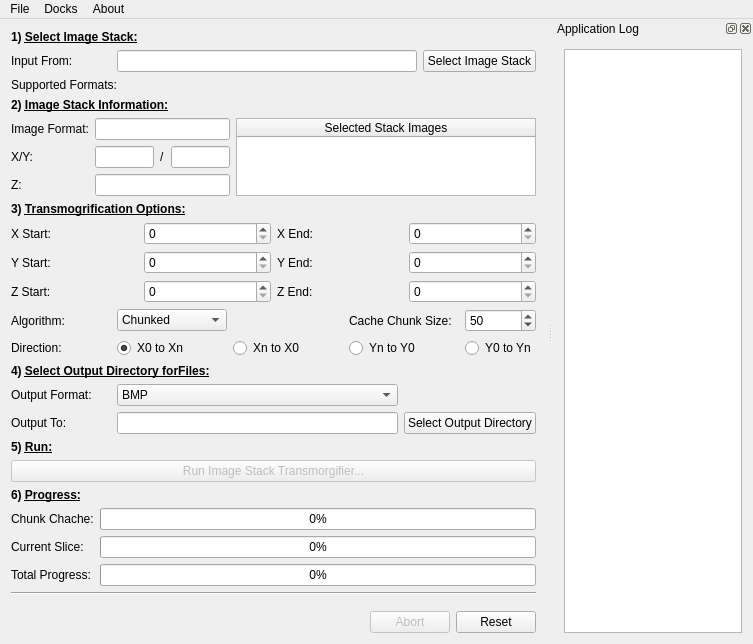
This is Source/mainwindow.ui in alanspencer/ImageStackTransmogrifier as Qt 5 draws it before an edit. The edited form follows.
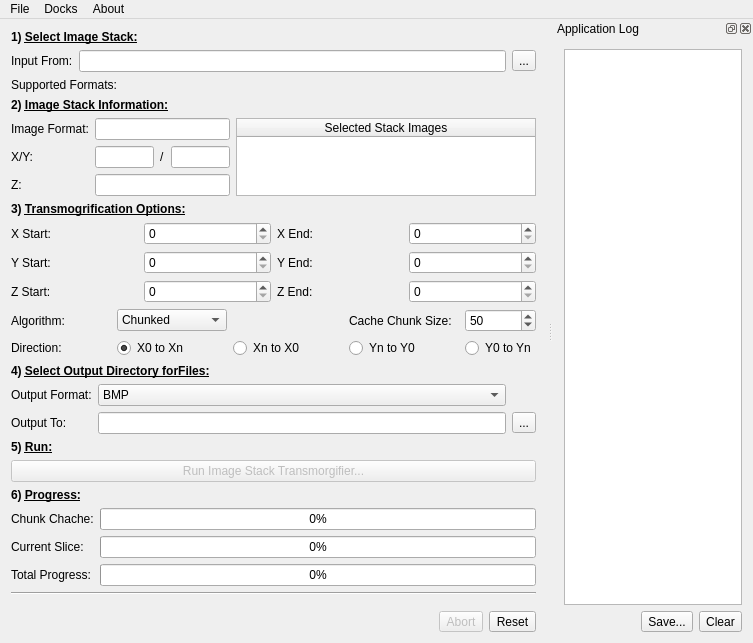
This is the edited form.

Diff of the .ui file:
```diff
--- a/Source/mainwindow.ui
+++ b/Source/mainwindow.ui
@@ -23,7 +23,7 @@
      </widget>
     </item>
     <item>
-     <layout class="QGridLayout" name="gridLayout" columnminimumwidth="100,0,0">
+     <layout class="QGridLayout" name="gridLayout">
       <item row="0" column="1">
        <widget class="QLineEdit" name="inputFrom">
         <property name="readOnly">
@@ -39,9 +39,9 @@
        </widget>
       </item>
       <item row="0" column="2">
-       <widget class="QPushButton" name="inputFromButton">
+       <widget class="QToolButton" name="inputFromButton">
         <property name="text">
-         <string>Select Image Stack</string>
+         <string>...</string>
         </property>
        </widget>
       </item>
@@ -369,10 +369,17 @@
      </widget>
     </item>
     <item>
-     <layout class="QGridLayout" name="gridLayout_2" columnminimumwidth="100,0,0,0">
+     <layout class="QGridLayout" name="gridLayout_2">
       <property name="topMargin">
        <number>0</number>
       </property>
+      <item row="1" column="3">
+       <widget class="QToolButton" name="outputToButton">
+        <property name="text">
+         <string>...</string>
+        </property>
+       </widget>
+      </item>
       <item row="1" column="2">
        <widget class="QLineEdit" name="outputTo">
         <property name="readOnly">
@@ -387,13 +394,6 @@
         </property>
        </widget>
       </item>
-      <item row="1" column="3">
-       <widget class="QPushButton" name="outputToButton">
-        <property name="text">
-         <string>Select Output Directory</string>
-        </property>
-       </widget>
-      </item>
       <item row="0" column="0">
        <widget class="QLabel" name="label_20">
         <property name="text">
@@ -560,7 +560,7 @@
        </spacer>
       </item>
       <item>
-       <widget class="QPushButton" name="abortButton">
+       <widget class="QToolButton" name="abortButton">
         <property name="enabled">
          <bool>false</bool>
         </property>
@@ -570,7 +570,7 @@
        </widget>
       </item>
       <item>
-       <widget class="QPushButton" name="resetButton">
+       <widget class="QToolButton" name="resetButton">
         <property name="text">
          <string>Reset</string>
         </property>
@@ -587,7 +587,7 @@
    <property name="minimumSize">
     <size>
      <width>200</width>
-     <height>111</height>
+     <height>148</height>
     </size>
    </property>
    <property name="windowTitle">
@@ -601,6 +601,40 @@
      <item>
       <widget class="QTextBrowser" name="logBrowser"/>
      </item>
+     <item>
+      <layout class="QHBoxLayout" name="horizontalLayout_4">
+       <property name="topMargin">
+        <number>0</number>
+       </property>
+       <item>
+        <spacer name="horizontalSpacer_2">
+         <property name="orientation">
+          <enum>Qt::Horizontal</enum>
+         </property>
+         <property name="sizeHint" stdset="0">
+          <size>
+           <width>40</width>
+           <height>20</height>
+          </size>
+         </property>
+        </spacer>
+       </item>
+       <item>
+        <widget class="QToolButton" name="saveLogButton">
+         <property name="text">
+          <string>Save...</string>
+         </property>
+        </widget>
+       </item>
+       <item>
+        <widget class="QToolButton" name="clearLogButton">
+         <property name="text">
+          <string>Clear</string>
+         </property>
+        </widget>
+       </item>
+      </layout>
+     </item>
     </layout>
    </widget>
   </widget>
```
